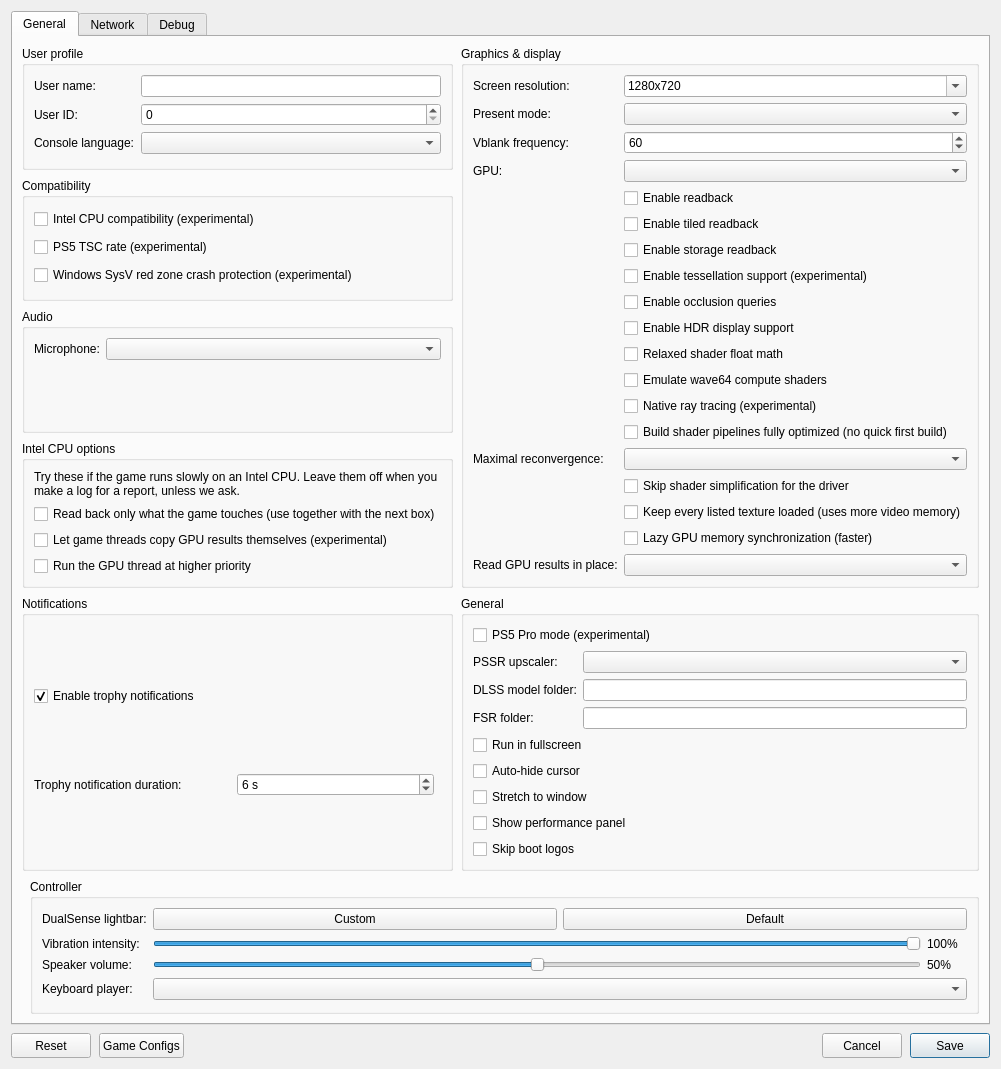
Qt form src/launcher/forms/configuration_edit_dialog.ui (CarRamRod-963/KytyPS5) before a commit.
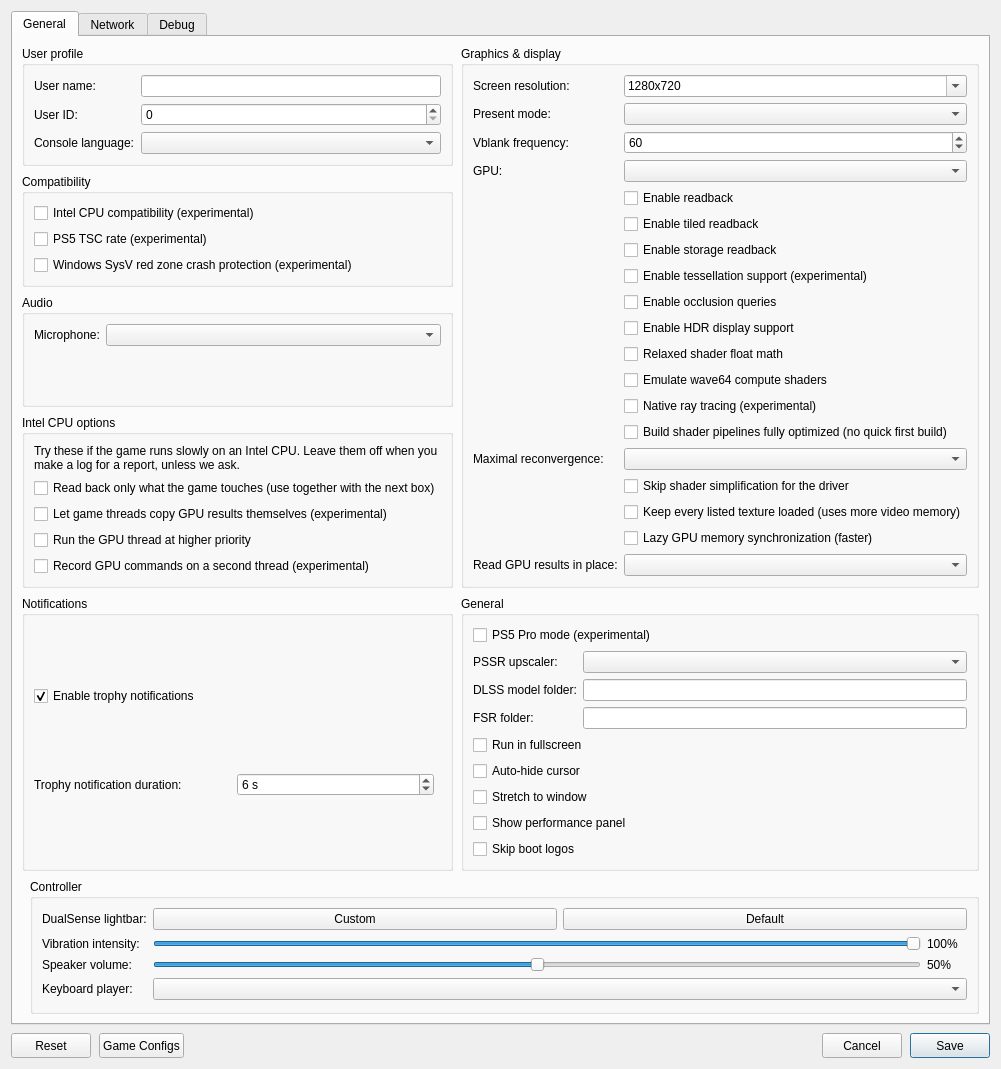
The same form after that commit. Custom widgets are drawn as their Qt base class.

Commit message:
launcher: add the recording thread box to the Intel CPU options
The Intel CPU options group gets a fourth box, "Record GPU commands on a
second thread (experimental)", off by default. Ticked it passes
--vulkan-recording-thread (Kyty.ini vulkan_recording_thread); unticked it
passes nothing, so the emulator keeps its default (off). A missing key
reads as false.

Diff of the .ui file:
```diff
--- a/src/launcher/forms/configuration_edit_dialog.ui
+++ b/src/launcher/forms/configuration_edit_dialog.ui
@@ -127,6 +127,12 @@
               <property name="text"><string>Run the GPU thread at higher priority</string></property>
              </widget>
             </item>
+            <item>
+             <widget class="QCheckBox" name="checkBox_vulkan_recording_thread">
+              <property name="toolTip"><string>Make the graphics driver's command recording calls on a second thread, so the emulator's graphics thread has less to do. Uses about half a CPU core more.</string></property>
+              <property name="text"><string>Record GPU commands on a second thread (experimental)</string></property>
+             </widget>
+            </item>
            </layout>
           </widget>
          </item>
```
The commit also changes 4 other files.
